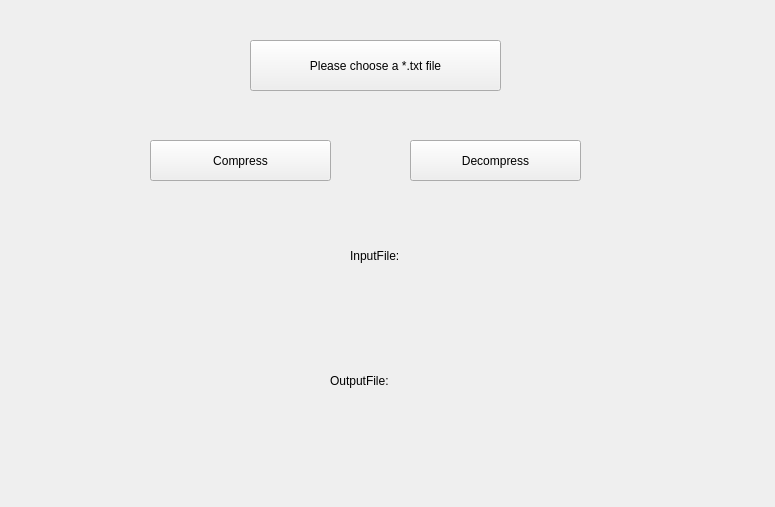
Old version of the form Huffman/widget.ui in the repository lyingCS/Qt-Huffman-Maze.
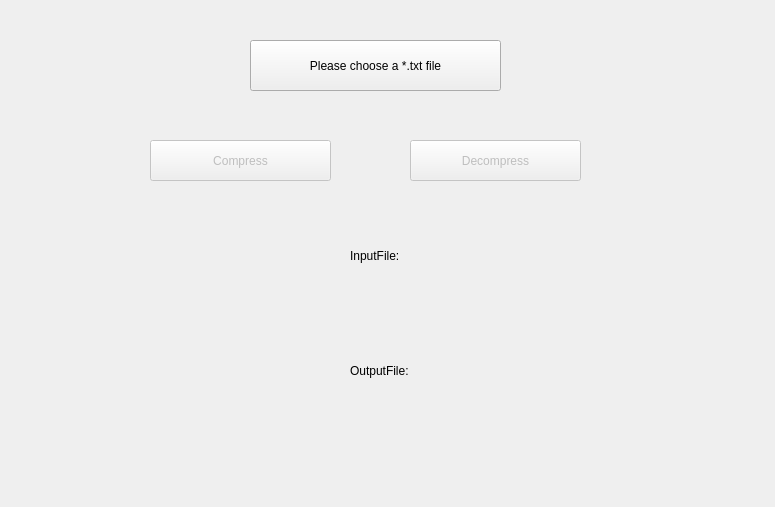
New version of the form.

The edit to the form file:
```diff
--- a/Huffman/widget.ui
+++ b/Huffman/widget.ui
@@ -66,6 +66,9 @@
    </property>
   </widget>
   <widget class="QPushButton" name="pushButton_2">
+   <property name="enabled">
+    <bool>false</bool>
+   </property>
    <property name="geometry">
     <rect>
      <x>150</x>
@@ -79,6 +82,9 @@
    </property>
   </widget>
   <widget class="QPushButton" name="pushButton_3">
+   <property name="enabled">
+    <bool>false</bool>
+   </property>
    <property name="geometry">
     <rect>
      <x>410</x>
@@ -94,8 +100,8 @@
   <widget class="QLabel" name="label_4">
    <property name="geometry">
     <rect>
-     <x>330</x>
-     <y>370</y>
+     <x>350</x>
+     <y>360</y>
      <width>101</width>
      <height>21</height>
     </rect>
```
